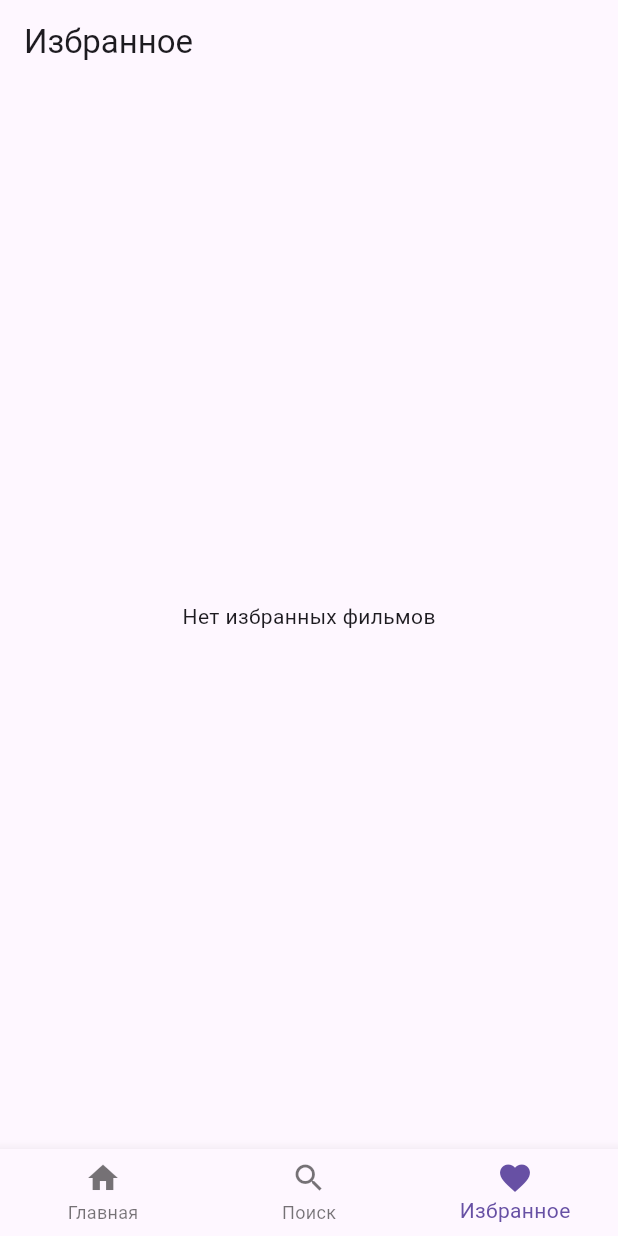
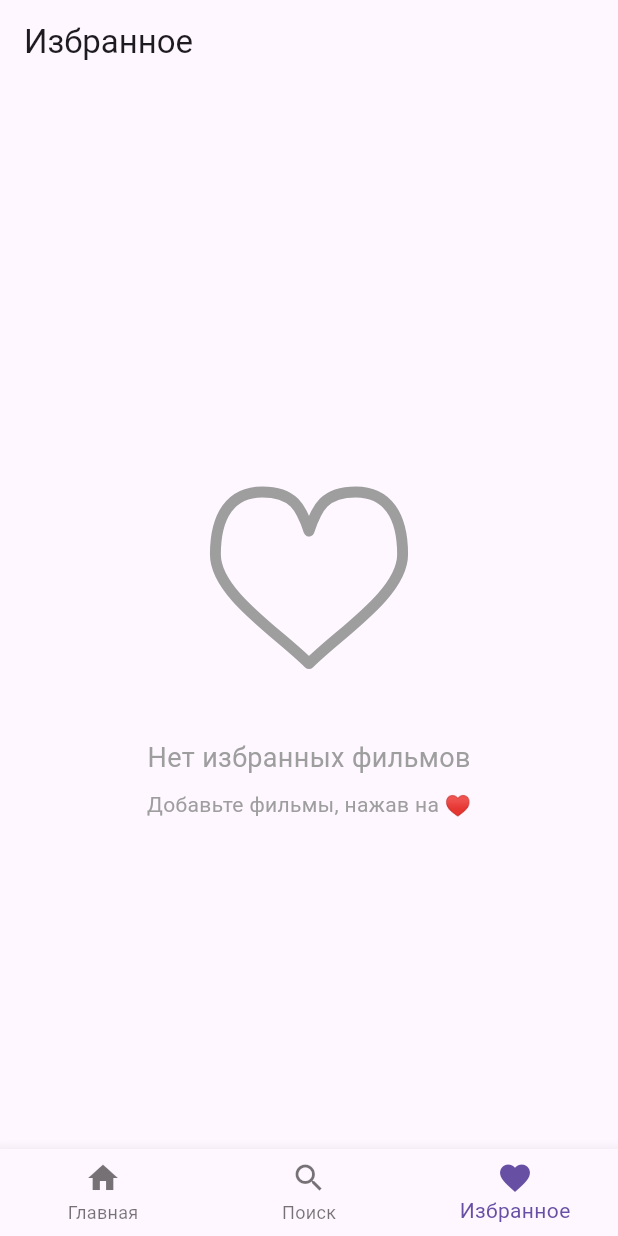
Before and after one commit to xander9112/university_flutter_course, a Flutter app: the screen it shows after launch, item 3 of the bottom bar chosen, on a phone screen of 412 x 824 dp. Run offline on Flutter 3.47's test engine with Material 3 defaults, Android fonts, the phone set to English and light mode, and no system bars; our stand-ins replace dio, flutter_bloc, freezed_annotation, get_it, injectable, lottie and 4 more; accounts and stored records are empty; generated files the repository leaves out were written again.

Commit message:
Lesson 19: Hero, fade-in cards, animated favorite button, loading animation, slide-up route, Lottie
Co-Authored-By: Claude Opus 5.5 <noreply@anthropic.com>

```diff
--- /dev/null
+++ b/cine_track/assets/animations/empty_favorites.json
@@ -0,0 +1 @@
+{"v":"5.7.4","fr":30,"ip":0,"op":60,"w":200,"h":200,"nm":"empty_favorites","ddd":0,"assets":[],"layers":[{"ddd":0,"ind":1,"ty":4,"nm":"heart","sr":1,"ao":0,"ip":0,"op":60,"st":0,"bm":0,"ks":{"o":{"a":1,"k":[{"t":0,"s":[55],"i":{"x":[0.45],"y":[1]},"o":{"x":[0.55],"y":[0]}},{"t":30,"s":[100],"i":{"x":[0.45],"y":[1]},"o":{"x":[0.55],"y":[0]}},{"t":60,"s":[55]}]},"r":{"a":0,"k":0},"p":{"a":0,"k":[100,104,0]},"a":{"a":0,"k":[0,0,0]},"s":{"a":1,"k":[{"t":0,"s":[88,88,100],"i":{"x":[0.45],"y":[1]},"o":{"x":[0.55],"y":[0]}},{"t":30,"s":[104,104,100],"i":{"x":[0.45],"y":[1]},"o":{"x":[0.55],"y":[0]}},{"t":60,"s":[88,88,100]}]}},"shapes":[{"ty":"gr","nm":"heart-group","it":[{"ty":"sh","nm":"heart","ks":{"a":0,"k":{"c":true,"v":[[0,60],[-60,-10],[-30,-50],[0,-25],[30,-50],[60,-10]],"i":[[20,-20],[0,25],[-20,0],[-5,-15],[-20,0],[0,-25]],"o":[[-20,-20],[0,-25],[20,0],[5,-15],[20,0],[0,25]]}}},{"ty":"st","nm":"stroke","c":{"a":0,"k":[0.62,0.62,0.62,1]},"o":{"a":0,"k":100},"w":{"a":0,"k":7},"lc":2,"lj":2,"ml":4},{"ty":"tr","p":{"a":0,"k":[0,0]},"a":{"a":0,"k":[0,0]},"s":{"a":0,"k":[100,100]},"r":{"a":0,"k":0},"o":{"a":0,"k":100}}]}]}]}
--- a/cine_track/lib/features/favorites/presentation/screens/favorites_screen.dart
+++ b/cine_track/lib/features/favorites/presentation/screens/favorites_screen.dart
@@ -1,4 +1,5 @@
 import 'package:flutter/material.dart';
+import 'package:lottie/lottie.dart';
 import 'package:provider/provider.dart';
 
 import '../providers/favorites_provider.dart';
@@ -14,7 +15,7 @@ class FavoritesScreen extends StatelessWidget {
     return Scaffold(
       appBar: AppBar(title: const Text('Избранное')),
       body: favorites.isEmpty
-          ? const Center(child: Text('Нет избранных фильмов'))
+          ? _buildEmpty()
           : ListView.builder(
               itemCount: favorites.length,
               itemBuilder: (context, index) {
@@ -31,4 +32,30 @@ class FavoritesScreen extends StatelessWidget {
             ),
     );
   }
+
+  Widget _buildEmpty() {
+    return Center(
+      child: Column(
+        mainAxisAlignment: MainAxisAlignment.center,
+        children: [
+          Lottie.asset(
+            'assets/animations/empty_favorites.json',
+            width: 200,
+            height: 200,
+            repeat: true,
+          ),
+          const SizedBox(height: 16),
+          const Text(
+            'Нет избранных фильмов',
+            style: TextStyle(fontSize: 18, color: Colors.grey),
+          ),
+          const SizedBox(height: 8),
+          const Text(
+            'Добавьте фильмы, нажав на ♥',
+            style: TextStyle(color: Colors.grey),
+          ),
+        ],
+      ),
+    );
+  }
 }
--- a/cine_track/lib/features/main/presentation/screens/main_screen.dart
+++ b/cine_track/lib/features/main/presentation/screens/main_screen.dart
@@ -29,7 +29,25 @@ class _MainScreenState extends State<MainScreen> {
       // IndexedStack держит все вкладки в дереве и показывает только активную.
       // С `body: _screens[_currentIndex]` HomeScreen уничтожался бы при уходе
       // на другую вкладку — вместе с добавленными фильмами и личными оценками.
-      body: IndexedStack(index: _currentIndex, children: _screens),
+      body: IndexedStack(
+        index: _currentIndex,
+        children: [
+          // Скрытые вкладки остаются в дереве, и их Hero тоже участвуют
+          // в переходе: фильм с главной и из избранного дал бы два Hero
+          // с одним тегом. HeroMode выключает Hero во всех вкладках, кроме
+          // активной. А TickerMode останавливает их анимации: IndexedStack
+          // сам этого не делает, и Lottie пустого избранного или индикатор
+          // загрузки поиска крутились бы на скрытой вкладке всё время.
+          for (var i = 0; i < _screens.length; i++)
+            HeroMode(
+              enabled: i == _currentIndex,
+              child: TickerMode(
+                enabled: i == _currentIndex,
+                child: _screens[i],
+              ),
+            ),
+        ],
+      ),
       bottomNavigationBar: BottomNavigationBar(
         currentIndex: _currentIndex,
         onTap: (index) => setState(() => _currentIndex = index),
--- a/cine_track/lib/features/movies/presentation/screens/home_screen.dart
+++ b/cine_track/lib/features/movies/presentation/screens/home_screen.dart
@@ -9,6 +9,7 @@ import '../blocs/movies_state.dart';
 import '../../domain/entities/movie.dart';
 import '../../../favorites/presentation/providers/favorites_provider.dart';
 import '../../../../core/theme/theme_provider.dart';
+import '../../../../core/widgets/loading_animation.dart';
 import '../widgets/movie_card.dart';
 import '../widgets/movie_preview_card.dart';
 
@@ -85,7 +86,7 @@ class _HomeScreenState extends State<HomeScreen> {
   // без обработки здесь не скомпилируется.
   Widget _buildBody(BuildContext context, MoviesState state) => state.when(
     initial: () => const SizedBox(),
-    loading: () => const Center(child: CircularProgressIndicator()),
+    loading: () => const Center(child: LoadingAnimation(size: 64)),
     error: (message) => _buildError(context, message),
     loaded: (movies) => _buildMovies(context, movies),
   );
--- a/cine_track/lib/features/movies/presentation/screens/search_screen.dart
+++ b/cine_track/lib/features/movies/presentation/screens/search_screen.dart
@@ -7,6 +7,7 @@ import '../blocs/movies_bloc.dart';
 import '../blocs/movies_event.dart';
 import '../blocs/movies_state.dart';
 import '../../../../core/di/injection.dart';
+import '../../../../core/widgets/loading_animation.dart';
 import '../widgets/movie_card.dart';
 
 class SearchScreen extends StatelessWidget {
@@ -54,7 +55,7 @@ class _SearchViewState extends State<_SearchView> {
       return const Center(child: Text('Введите название фильма'));
     }
     if (state is MoviesLoading) {
-      return const Center(child: CircularProgressIndicator());
+      return const Center(child: LoadingAnimation(size: 64));
     }
     if (state is MoviesError) {
       return Center(
--- a/cine_track/pubspec.yaml
+++ b/cine_track/pubspec.yaml
@@ -15,6 +15,7 @@ dependencies:
   get_it: ^9.3.0
   injectable: ^3.0.0
   json_annotation: ^4.12.0
+  lottie: ^3.6.1
   path: ^1.9.1
   path_provider: ^2.1.6
   provider: ^6.1.5+1
@@ -42,3 +43,4 @@ flutter:
 
   assets:
     - assets/images/
+    - assets/animations/
```
Also changed, not shown: cine_track/lib/core/widgets/loading_animation.dart (added, +58 -0 lines), cine_track/lib/features/movies/presentation/screens/movie_detail_screen.dart (+8 -5 lines), cine_track/lib/features/movies/presentation/widgets/favorite_button.dart (added, +35 -0 lines), cine_track/lib/features/movies/presentation/widgets/movie_card.dart (+39 -11 lines), cine_track/lib/main.dart (+37 -1 lines), cine_track/pubspec.lock, 7 other files.
